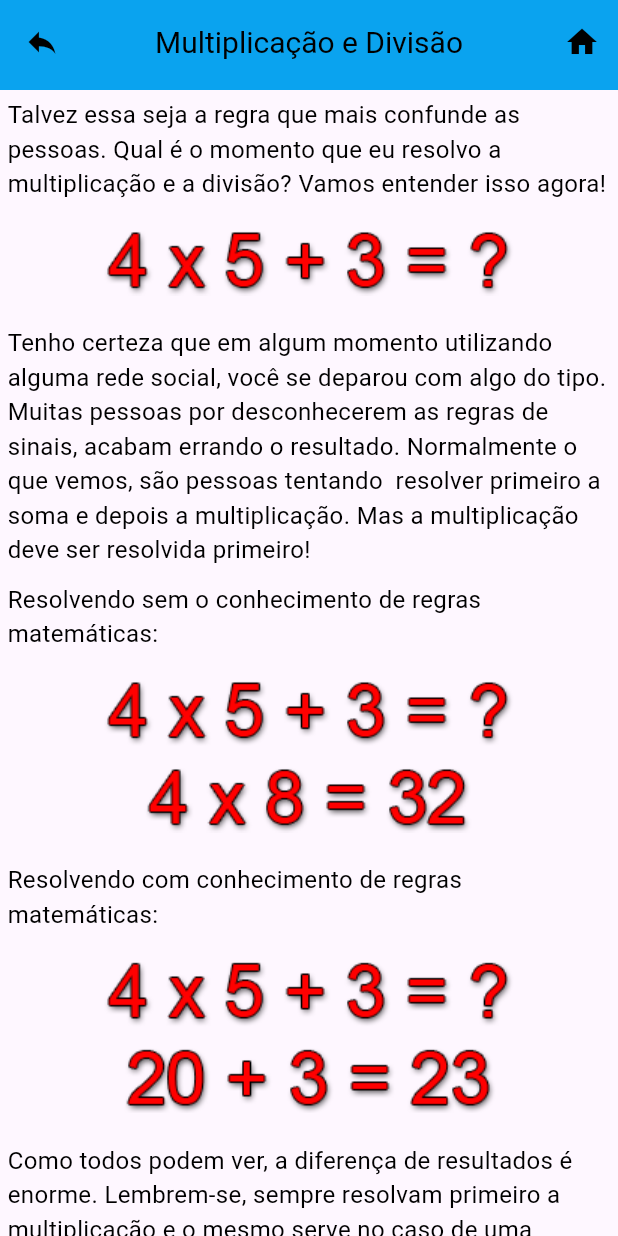
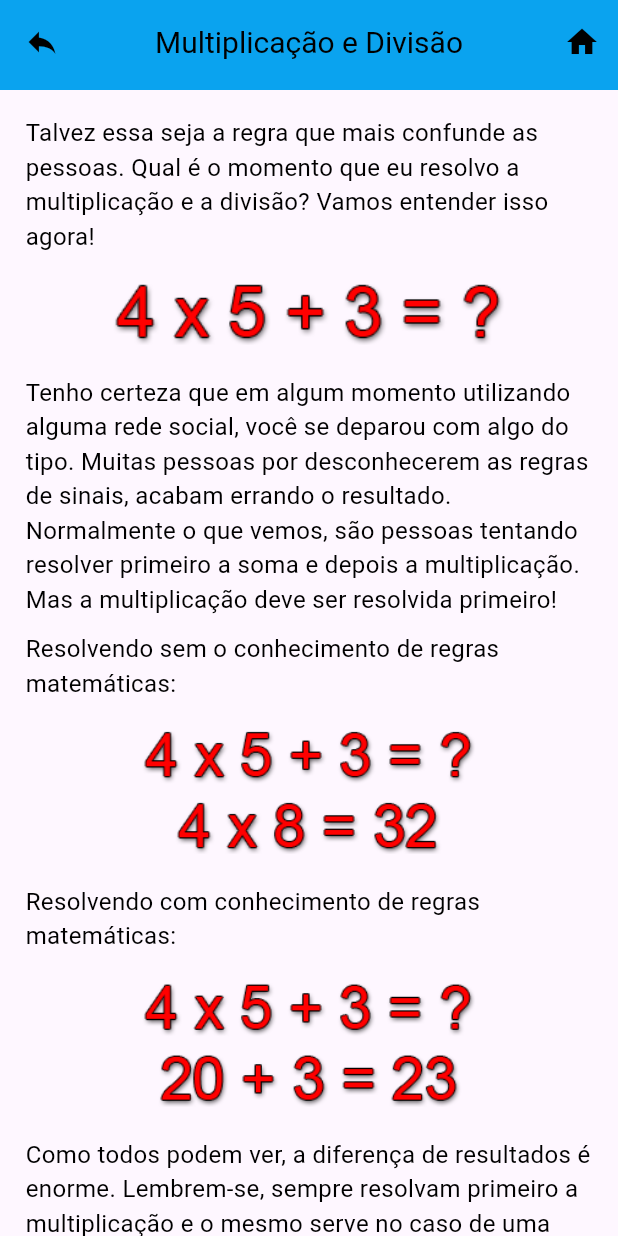
Before and after one commit to ricardo-gsilva/exemplifica-app, a Flutter app: the MultiplicacaoDivisaoPage screen opened directly, on a phone screen of 412 x 824 dp. Run offline on Flutter 3.47's test engine with Material 3 defaults, Android fonts, the light colour scheme and no system bars; our stand-ins replace package_info_plus.

Commit message:
refatorando lista conteudo multiplicacado divisao page

```diff
--- a/lib/utils/constants/core_strings_assets.dart
+++ b/lib/utils/constants/core_strings_assets.dart
@@ -118,4 +118,15 @@ class CoreStringsAssets {
   static const String expoentes_assets_4 = "images/expoentes/expoentes_4.png";
   static const String expoentes_assets_5 = "images/expoentes/expoentes_5.png";
 
+  //Multiplicacao e Divisao
+  static const String multiplicacaoDivisao_assets_2 = "images/mult_div/multiplica_divi_2.png";
+  static const String multiplicacaoDivisao_assets_3 = "images/mult_div/multiplica_divi_3.png";
+  static const String multiplicacaoDivisao_assets_4 = "images/mult_div/multiplica_divi_4.png";
+  static const String multiplicacaoDivisao_assets_5 = "images/mult_div/multiplica_divi_5.png";
+  static const String multiplicacaoDivisao_assets_8 = "images/mult_div/multiplica_divi_8.png";
+  static const String multiplicacaoDivisao_assets_9 = "images/mult_div/multiplica_divi_9.png";
+  static const String multiplicacaoDivisao_assets_10 = "images/mult_div/multiplica_divi_10.png";
+  static const String multiplicacaoDivisao_assets_11 = "images/mult_div/multiplica_divi_11.png";
+  static const String multiplicacaoDivisao_assets_12 = "images/mult_div/multiplica_divi_12.png";
+
 }
--- a/lib/widgets/page/multiplicacao_divisao_page.dart
+++ b/lib/widgets/page/multiplicacao_divisao_page.dart
@@ -12,6 +12,7 @@ class MultiplicacaoDivisaoPage extends StatelessWidget {
   @override
   Widget build(BuildContext context) {
     double width = MediaQuery.of(context).size.width;
+    double height = MediaQuery.of(context).size.height;
     return CustomScaffold(
       titleAppBar: CustomText(
         title: CoreStrings.titleMultipDiv,
@@ -29,6 +30,7 @@ class MultiplicacaoDivisaoPage extends StatelessWidget {
       ],
       body: MultiplicacaoDivisaoTemplate(
         width: width,
+        height: height,
       ),
     );
   }
--- a/lib/widgets/templates/multiplicacao_divisao_template.dart
+++ b/lib/widgets/templates/multiplicacao_divisao_template.dart
@@ -1,113 +1,73 @@
-// ignore_for_file: public_member_api_docs, sort_constructors_first
+import 'package:exemplifica/model/assets_model.dart';
+import 'package:exemplifica/utils/constants/core_strings_assets.dart';
 import 'package:exemplifica/utils/constants/strings/strings_mult_div.dart';
-import 'package:exemplifica/widgets/atoms/custom_image_asset.dart';
-import 'package:exemplifica/widgets/atoms/custom_text.dart';
+import 'package:exemplifica/widgets/molecules/content_list.dart';
 import 'package:flutter/material.dart';
 
 class MultiplicacaoDivisaoTemplate extends StatelessWidget {
+  final double height;
   final double width;
   const MultiplicacaoDivisaoTemplate({
     Key? key,
+    required this.height,
     required this.width,
   }) : super(key: key);
 
   @override
   Widget build(BuildContext context) {
     return SingleChildScrollView(
-      child: Column(
-        children: <Widget>[
-          CustomText(
-            title: CoreStringsMultDiv.text1_MultiplicaDiv,
-          ),
-          CustomImageAsset(
-            asset: "images/mult_div/multiplica_divi_2.png",
-            width: width * 0.4,
-          ),
-          CustomText(
-            title: CoreStringsMultDiv.text2_MultiplicaDiv,
-          ),
-          CustomText(
-            title: CoreStringsMultDiv.text3_MultiplicaDiv,
-          ),
-          CustomImageAsset(
-            asset: "images/mult_div/multiplica_divi_3.png",
-            width: width * 0.4,
-          ),
-          CustomText(
-            title: CoreStringsMultDiv.text4_MultiplicaDiv,
-          ),
-          CustomImageAsset(
-            asset: "images/mult_div/multiplica_divi_4.png",
-            width: width * 0.4,
-          ),
-          CustomText(
-            title: CoreStringsMultDiv.text5_MultiplicaDiv,
-          ),
-          CustomImageAsset(
-            asset: "images/mult_div/multiplica_divi_5.png",
-            width: width * 0.4,
-          ),
-          CustomText(
-            title: CoreStringsMultDiv.text6_MultiplicaDiv,
-          ),
-          CustomText(
-            title: CoreStringsMultDiv.text7_MultiplicaDiv,
-          ),
-          CustomImageAsset(
-            asset: "images/mult_div/multiplica_divi_11.png",
-            width: width * 0.5,
-          ),
-          Icon(
-            Icons.close,
-            color: Colors.red,
-            size: 50,
-          ),
-          CustomText(
-            title: CoreStringsMultDiv.text8_MultiplicaDiv,
-          ),
-          CustomImageAsset(
-            asset: "images/mult_div/multiplica_divi_12.png",
-            width: width * 0.5,
-          ),
-          Icon(
-            Icons.check,
-            color: Colors.red,
-            size: 50,
-          ),
-          CustomText(
-            title: CoreStringsMultDiv.text9_MultiplicaDiv,
-          ),
-          CustomText(
-            title: CoreStringsMultDiv.text10_MultiplicaDiv,
-          ),
-          CustomText(
-            title: CoreStringsMultDiv.text11_MultiplicaDiv,
-          ),
-          CustomImageAsset(
-            asset: "images/mult_div/multiplica_divi_8.png",
-            width: width * 0.55,
-          ),
-          CustomText(
-            title: CoreStringsMultDiv.text12_MultiplicaDiv,
-          ),
-          CustomImageAsset(
-            asset: "images/mult_div/multiplica_divi_9.png",
-            width: width * 0.35,
-          ),
-          CustomText(
-            title: CoreStringsMultDiv.text13_MultiplicaDiv,
-          ),
-          CustomImageAsset(
-            asset: "images/mult_div/multiplica_divi_10.png",
-            width: width * 0.4,
-          ),
-          Padding(
-            padding: EdgeInsets.only(bottom: 40),
-            child: CustomText(
-              title: CoreStringsMultDiv.text14_MultiplicaDiv,
+      child: Padding(
+        padding: const EdgeInsets.all(12.0),
+        child: Column(
+          children: <Widget>[
+            ContentList(
+              stringsAndAssets: [
+                StringsAndAssetsModel(title: CoreStringsMultDiv.text1_MultiplicaDiv),
+                StringsAndAssetsModel(
+                    title: CoreStringsAssets.multiplicacaoDivisao_assets_2,
+                    height: height * 0.05),
+                StringsAndAssetsModel(title: CoreStringsMultDiv.text2_MultiplicaDiv),
+                StringsAndAssetsModel(title: CoreStringsMultDiv.text3_MultiplicaDiv),
+                StringsAndAssetsModel(
+                    title: CoreStringsAssets.multiplicacaoDivisao_assets_3,
+                    height: height * 0.1),
+                StringsAndAssetsModel(title: CoreStringsMultDiv.text4_MultiplicaDiv),
+                StringsAndAssetsModel(
+                    title: CoreStringsAssets.multiplicacaoDivisao_assets_4,
+                    height: height * 0.1),
+                StringsAndAssetsModel(title: CoreStringsMultDiv.text5_MultiplicaDiv),
+                StringsAndAssetsModel(
+                    title: CoreStringsAssets.multiplicacaoDivisao_assets_5,
+                    height: height * 0.2),
+                StringsAndAssetsModel(title: CoreStringsMultDiv.text6_MultiplicaDiv),
+                StringsAndAssetsModel(title: CoreStringsMultDiv.text7_MultiplicaDiv, textAlign: TextAlign.center),
+                StringsAndAssetsModel(
+                    title: CoreStringsAssets.multiplicacaoDivisao_assets_11,
+                    height: height * 0.1),
+                StringsAndAssetsModel(
+                    title: CoreStringsMultDiv.text8_MultiplicaDiv, textAlign: TextAlign.center),
+                StringsAndAssetsModel(
+                    title: CoreStringsAssets.multiplicacaoDivisao_assets_12,
+                    height: height * 0.1),
+                StringsAndAssetsModel(title: CoreStringsMultDiv.text9_MultiplicaDiv),
+                StringsAndAssetsModel(title: CoreStringsMultDiv.text10_MultiplicaDiv),
+                StringsAndAssetsModel(title: CoreStringsMultDiv.text11_MultiplicaDiv),
+                StringsAndAssetsModel(
+                    title: CoreStringsAssets.multiplicacaoDivisao_assets_8,
+                    height: height * 0.1),
+                StringsAndAssetsModel(title: CoreStringsMultDiv.text12_MultiplicaDiv,),
+                StringsAndAssetsModel(
+                    title: CoreStringsAssets.multiplicacaoDivisao_assets_9,
+                    height: height * 0.15),
+                StringsAndAssetsModel(title: CoreStringsMultDiv.text13_MultiplicaDiv,),
+                StringsAndAssetsModel(
+                    title: CoreStringsAssets.multiplicacaoDivisao_assets_10,
+                    height: height * 0.05),
+                StringsAndAssetsModel(title: CoreStringsMultDiv.text14_MultiplicaDiv,),
+              ],
             ),
-          ),
-        ],
+          ],
+        ),
       ),
     );
   }
```
